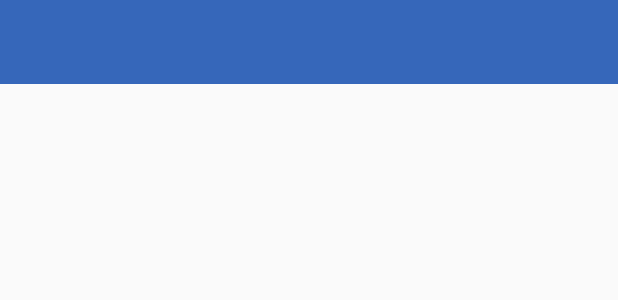
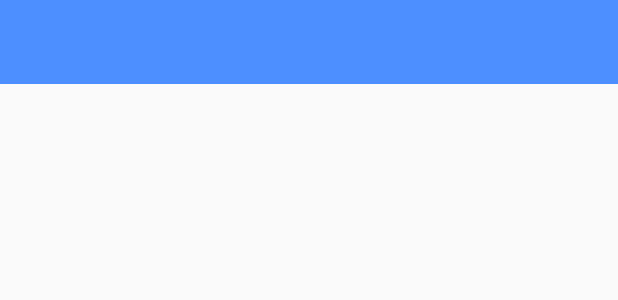
Before and after one commit to Go-Sno-Productions/GoSnoApp, an Android app: the layout activity_main.xml on its own in the app's theme, with its tools: preview values and no code run, on a phone screen of 412 x 824 dp. Shown: the top 300 px of the screen. Run offline under Robolectric (Android 15) with nearby library versions, the phone set to English and light mode, and no system bars.

Commit message:
Add drawer open button to toolbar

```diff
--- /dev/null
+++ b/app/src/main/res/drawable/ic_menu.xml
@@ -0,0 +1,5 @@
+<vector android:height="24dp" android:tint="#FFFFFF"
+    android:viewportHeight="24.0" android:viewportWidth="24.0"
+    android:width="24dp" xmlns:android="http://schemas.android.com/apk/res/android">
+    <path android:fillColor="#FF000000" android:pathData="M3,18h18v-2L3,16v2zM3,13h18v-2L3,11v2zM3,6v2h18L21,6L3,6z"/>
+</vector>
--- a/app/src/main/res/layout/activity_main.xml
+++ b/app/src/main/res/layout/activity_main.xml
@@ -1,7 +1,7 @@
 <?xml version="1.0" encoding="utf-8"?>
 <android.support.v4.widget.DrawerLayout xmlns:android="http://schemas.android.com/apk/res/android"
                                         xmlns:app="http://schemas.android.com/apk/res-auto"
-    android:id="@+id/drawer_layout"
+                                        android:id="@+id/drawerLayout"
                                         android:layout_width="match_parent"
                                         android:layout_height="match_parent"
                                         android:fitsSystemWindows="true">
@@ -9,7 +9,14 @@
     <FrameLayout
             android:id="@+id/contentFrame"
             android:layout_width="match_parent"
-        android:layout_height="match_parent" />
+            android:layout_height="match_parent">
+        <android.support.v7.widget.Toolbar
+                android:id="@+id/toolbar"
+                android:layout_width="match_parent"
+                android:layout_height="?attr/actionBarSize"
+                android:background="?attr/colorPrimary"
+                android:theme="@style/ThemeOverlay.AppCompat.ActionBar"/>
+    </FrameLayout>
 
     <android.support.design.widget.NavigationView
             android:id="@+id/navigationView"
@@ -18,6 +25,6 @@
             android:layout_gravity="start"
             android:fitsSystemWindows="true"
             app:headerLayout="@layout/layout_navigation_header"
-        app:menu="@menu/menu_drawer" />
+            app:menu="@menu/menu_drawer"/>
 
 </android.support.v4.widget.DrawerLayout>
--- a/app/src/main/res/values/styles.xml
+++ b/app/src/main/res/values/styles.xml
@@ -1,7 +1,7 @@
 <resources>
 
     <!-- Base application theme. -->
-    <style name="AppTheme" parent="Theme.AppCompat.Light.DarkActionBar">
+    <style name="AppTheme" parent="Theme.AppCompat.Light.NoActionBar">
         <!-- Customize your theme here. -->
         <item name="colorPrimary">@color/colorPrimary</item>
         <item name="colorPrimaryDark">@color/colorPrimaryDark</item>
```
Also changed, not shown: app/src/main/java/com/gosno/app/MainActivity.kt (+27 -2 lines). Lines whose indentation alone changed are shown as unchanged.
